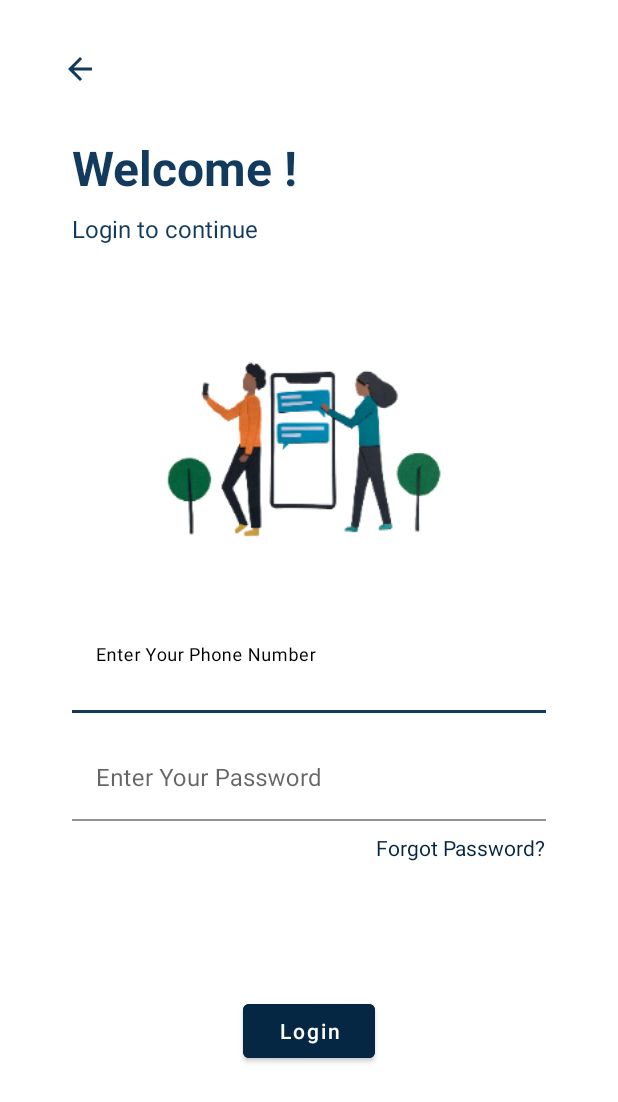
After one commit to Ponnya/PADC_WeChat, an Android app: the LoginActivity screen opened directly, with no data from a screen before it, on a phone screen of 412 x 824 dp. The commit adds this screen. Shown: the top 1102 px of the screen. Run offline under Robolectric (Android 15) with nearby library versions, the phone set to English and light mode, and no system bars.

Commit message:
-add LoginScreen
Signed-off-by: Ponnya <mr.ponnya@gmail.com>

```diff
--- /dev/null
+++ b/app/src/main/java/com/padc/ponnya/wechat/activities/BasicAbstractActivity.kt
@@ -0,0 +1,15 @@
+package com.padc.ponnya.wechat.activities
+
+
+import androidx.appcompat.app.AppCompatActivity
+import androidx.lifecycle.ViewModelProvider
+import com.padc.ponnya.wechat.mvp.presenters.AbstractBasePresenter
+import com.padc.ponnya.wechat.mvp.views.BaseView
+
+abstract class BasicAbstractActivity : AppCompatActivity() {
+    inline fun <reified T : AbstractBasePresenter<V>, reified V : BaseView> getPresenter(): T {
+        val presenter = ViewModelProvider(this)[T::class.java]
+        if (this is V) presenter.initView(this)
+        return presenter
+    }
+}
--- /dev/null
+++ b/app/src/main/java/com/padc/ponnya/wechat/activities/LoginActivity.kt
@@ -0,0 +1,20 @@
+package com.padc.ponnya.wechat.activities
+
+import android.content.Context
+import android.content.Intent
+import android.os.Bundle
+import com.padc.ponnya.wechat.databinding.ActivityLoginBinding
+
+class LoginActivity : BasicAbstractActivity() {
+    private lateinit var binding: ActivityLoginBinding
+
+    companion object {
+        fun newIntent(context: Context) = Intent(context, LoginActivity::class.java)
+    }
+
+    override fun onCreate(savedInstanceState: Bundle?) {
+        super.onCreate(savedInstanceState)
+        binding = ActivityLoginBinding.inflate(layoutInflater)
+        setContentView(binding.root)
+    }
+}
--- a/app/src/main/java/com/padc/ponnya/wechat/activities/WelcomeActivity.kt
+++ b/app/src/main/java/com/padc/ponnya/wechat/activities/WelcomeActivity.kt
@@ -1,15 +1,32 @@
 package com.padc.ponnya.wechat.activities
 
 import android.os.Bundle
-import androidx.appcompat.app.AppCompatActivity
 import com.padc.ponnya.wechat.databinding.ActivityWelcomeBinding
+import com.padc.ponnya.wechat.mvp.presenters.Impl.WelcomePresenterImpl
+import com.padc.ponnya.wechat.mvp.presenters.WelcomePresenter
+import com.padc.ponnya.wechat.mvp.views.WelcomeView
 
-class WelcomeActivity : AppCompatActivity() {
+class WelcomeActivity : BasicAbstractActivity(), WelcomeView {
     private lateinit var binding: ActivityWelcomeBinding
+    private lateinit var mPresenter: WelcomePresenter
 
     override fun onCreate(savedInstanceState: Bundle?) {
         super.onCreate(savedInstanceState)
         binding = ActivityWelcomeBinding.inflate(layoutInflater)
         setContentView(binding.root)
+
+        mPresenter = getPresenter<WelcomePresenterImpl, WelcomeView>()
+        setUpListeners()
+        mPresenter.onUiReady(this)
+    }
+
+    private fun setUpListeners() {
+        binding.btnWelcomeLogin.setOnClickListener {
+            mPresenter.onTapLogin()
+        }
+    }
+
+    override fun navigateToLogin() {
+        startActivity(LoginActivity.newIntent(this))
     }
 }
--- /dev/null
+++ b/app/src/main/java/com/padc/ponnya/wechat/mvp/presenters/AbstractBasePresenter.kt
@@ -0,0 +1,12 @@
+package com.padc.ponnya.wechat.mvp.presenters
+
+import androidx.lifecycle.ViewModel
+import com.padc.ponnya.wechat.mvp.views.BaseView
+
+abstract class AbstractBasePresenter<T : BaseView> : BasePresenter<T>, ViewModel() {
+    protected lateinit var mView: T
+
+    override fun initView(view: T) {
+        mView = view
+    }
+}
--- /dev/null
+++ b/app/src/main/java/com/padc/ponnya/wechat/mvp/presenters/BasePresenter.kt
@@ -0,0 +1,9 @@
+package com.padc.ponnya.wechat.mvp.presenters
+
+import androidx.lifecycle.LifecycleOwner
+import com.padc.ponnya.wechat.mvp.views.BaseView
+
+interface BasePresenter<T : BaseView> {
+    fun onUiReady(owner: LifecycleOwner)
+    fun initView(view: T)
+}
--- /dev/null
+++ b/app/src/main/java/com/padc/ponnya/wechat/mvp/presenters/Impl/WelcomePresenterImpl.kt
@@ -0,0 +1,16 @@
+package com.padc.ponnya.wechat.mvp.presenters.Impl
+
+import androidx.lifecycle.LifecycleOwner
+import com.padc.ponnya.wechat.mvp.presenters.AbstractBasePresenter
+import com.padc.ponnya.wechat.mvp.presenters.WelcomePresenter
+import com.padc.ponnya.wechat.mvp.views.WelcomeView
+
+class WelcomePresenterImpl : AbstractBasePresenter<WelcomeView>(), WelcomePresenter {
+    override fun onTapLogin() {
+        mView.navigateToLogin()
+    }
+
+    override fun onUiReady(owner: LifecycleOwner) {
+
+    }
+}
--- /dev/null
+++ b/app/src/main/java/com/padc/ponnya/wechat/mvp/presenters/WelcomePresenter.kt
@@ -0,0 +1,7 @@
+package com.padc.ponnya.wechat.mvp.presenters
+
+import com.padc.ponnya.wechat.mvp.views.WelcomeView
+
+interface WelcomePresenter : BasePresenter<WelcomeView> {
+    fun onTapLogin()
+}
--- /dev/null
+++ b/app/src/main/java/com/padc/ponnya/wechat/mvp/views/BaseView.kt
@@ -0,0 +1,3 @@
+package com.padc.ponnya.wechat.mvp.views
+
+interface BaseView
--- /dev/null
+++ b/app/src/main/java/com/padc/ponnya/wechat/mvp/views/WelcomeView.kt
@@ -0,0 +1,5 @@
+package com.padc.ponnya.wechat.mvp.views
+
+interface WelcomeView : BaseView {
+    fun navigateToLogin()
+}
--- /dev/null
+++ b/app/src/main/res/drawable/ic_baseline_arrow_blue_24dp.xml
@@ -0,0 +1,11 @@
+<vector xmlns:android="http://schemas.android.com/apk/res/android"
+    android:width="24dp"
+    android:height="24dp"
+    android:autoMirrored="true"
+    android:tint="#113A5D"
+    android:viewportWidth="24"
+    android:viewportHeight="24">
+    <path
+        android:fillColor="@android:color/white"
+        android:pathData="M20,11H7.83l5.59,-5.59L12,4l-8,8 8,8 1.41,-1.41L7.83,13H20v-2z" />
+</vector>
--- /dev/null
+++ b/app/src/main/res/layout/activity_login.xml
@@ -0,0 +1,136 @@
+<?xml version="1.0" encoding="utf-8"?>
+<androidx.constraintlayout.widget.ConstraintLayout xmlns:android="http://schemas.android.com/apk/res/android"
+    xmlns:app="http://schemas.android.com/apk/res-auto"
+    xmlns:tools="http://schemas.android.com/tools"
+    android:layout_width="match_parent"
+    android:layout_height="match_parent"
+    tools:context=".activities.LoginActivity">
+
+    <ImageButton
+        android:id="@+id/btnBack"
+        android:layout_width="@dimen/margin_large"
+        android:layout_height="@dimen/margin_large"
+        android:layout_marginStart="@dimen/margin_medium_2"
+        android:layout_marginTop="@dimen/margin_medium_2"
+        android:backgroundTint="@color/colorPrimary"
+        app:layout_constraintBottom_toBottomOf="parent"
+        app:layout_constraintEnd_toEndOf="parent"
+        app:layout_constraintHorizontal_bias="0.068"
+        app:layout_constraintStart_toStartOf="parent"
+        app:layout_constraintTop_toTopOf="parent"
+        app:layout_constraintVertical_bias="0.023"
+        app:srcCompat="@drawable/ic_baseline_arrow_blue_24dp" />
+
+    <TextView
+        android:id="@+id/tvLoginWelcome"
+        android:layout_width="wrap_content"
+        android:layout_height="wrap_content"
+        android:layout_marginStart="@dimen/margin_xxlarge"
+        android:layout_marginTop="@dimen/margin_xlarge"
+        android:text="@string/text_welcome"
+        android:textColor="@color/colorSecondaryLight"
+        android:textSize="@dimen/text_heading_2x"
+        android:textStyle="bold"
+        app:layout_constraintStart_toStartOf="parent"
+        app:layout_constraintTop_toBottomOf="@+id/btnBack" />
+
+    <TextView
+        android:id="@+id/tvLoignToContinue"
+        android:layout_width="wrap_content"
+        android:layout_height="wrap_content"
+        android:layout_marginTop="@dimen/margin_medium"
+        android:text="@string/text_login_to_continue"
+        android:textColor="@color/colorSecondaryLight"
+        android:textSize="@dimen/text_regular_2x"
+        app:layout_constraintStart_toStartOf="@+id/tvLoginWelcome"
+        app:layout_constraintTop_toBottomOf="@+id/tvLoginWelcome" />
+
+    <ImageView
+        android:id="@+id/ivLogin"
+        android:layout_width="@dimen/width_login_image"
+        android:layout_height="@dimen/height_login_image"
+        app:layout_constraintBottom_toTopOf="@+id/textInputLayoutLoginPhone"
+        app:layout_constraintEnd_toEndOf="parent"
+        app:layout_constraintHorizontal_bias="0.5"
+        app:layout_constraintStart_toStartOf="parent"
+        app:layout_constraintTop_toBottomOf="@+id/tvLoignToContinue"
+        app:layout_constraintVertical_bias="0.5"
+        app:layout_constraintVertical_chainStyle="packed"
+        app:srcCompat="@drawable/login_screen" />
+
+    <com.google.android.material.textfield.TextInputLayout
+        android:id="@+id/textInputLayoutLoginPhone"
+        android:layout_width="match_parent"
+        android:layout_height="wrap_content"
+        android:layout_marginStart="@dimen/margin_xxlarge"
+        android:layout_marginEnd="@dimen/margin_xxlarge"
+        android:hint="@string/text_enter_phone_numb"
+        app:boxBackgroundColor="@null"
+        app:boxStrokeColor="@color/colorSecondaryLight"
+        app:hintTextColor="@color/black"
+        app:layout_constraintBottom_toTopOf="@+id/textInputLayoutLoginPassword"
+        app:layout_constraintEnd_toEndOf="parent"
+        app:layout_constraintStart_toStartOf="parent"
+        app:layout_constraintTop_toBottomOf="@+id/tvLoignToContinue"
+        app:layout_constraintVertical_bias="0.48000002"
+        app:layout_constraintVertical_chainStyle="packed">
+
+        <com.google.android.material.textfield.TextInputEditText
+            android:id="@+id/edtLoginPhone"
+            android:layout_width="match_parent"
+            android:layout_height="wrap_content"
+            android:inputType="phone"
+            android:textColor="@color/colorSecondaryLight"
+            android:textSize="@dimen/text_regular_2x" />
+    </com.google.android.material.textfield.TextInputLayout>
+
+    <com.google.android.material.textfield.TextInputLayout
+        android:id="@+id/textInputLayoutLoginPassword"
+        android:layout_width="0dp"
+        android:layout_height="wrap_content"
+        android:layout_marginTop="@dimen/margin_medium_2"
+        android:hint="@string/label_enter_password"
+        app:boxBackgroundColor="@null"
+        app:boxStrokeColor="@color/colorSecondaryLight"
+        app:hintTextColor="@color/black"
+        app:layout_constraintBottom_toBottomOf="parent"
+        app:layout_constraintEnd_toEndOf="@+id/textInputLayoutLoginPhone"
+        app:layout_constraintStart_toStartOf="@+id/textInputLayoutLoginPhone"
+        app:layout_constraintTop_toBottomOf="@+id/textInputLayoutLoginPhone">
+
+        <com.google.android.material.textfield.TextInputEditText
+            android:id="@+id/edtLoginPassword"
+            android:layout_width="match_parent"
+            android:layout_height="wrap_content"
+            android:textColor="@color/colorSecondaryLight"
+            android:textSize="@dimen/text_regular_2x" />
+    </com.google.android.material.textfield.TextInputLayout>
+
+    <TextView
+        android:id="@+id/tvForgetPassword"
+        android:layout_width="wrap_content"
+        android:layout_height="wrap_content"
+        android:layout_marginTop="@dimen/margin_medium"
+        android:text="@string/label_forget_password"
+        android:textColor="@color/colorSecondary"
+        app:layout_constraintEnd_toEndOf="@+id/textInputLayoutLoginPassword"
+        app:layout_constraintTop_toBottomOf="@+id/textInputLayoutLoginPassword" />
+
+    <Button
+        android:id="@+id/btnLogin"
+        android:layout_width="wrap_content"
+        android:layout_height="wrap_content"
+        android:layout_marginTop="@dimen/margin_large"
+        android:layout_marginBottom="@dimen/margin_xxlarge"
+        android:backgroundTint="@color/colorSecondary"
+        android:paddingStart="@dimen/margin_large"
+        android:paddingEnd="@dimen/margin_large"
+        android:text="@string/btn_text_login"
+        android:textAllCaps="false"
+        app:layout_constraintBottom_toBottomOf="parent"
+        app:layout_constraintEnd_toEndOf="parent"
+        app:layout_constraintStart_toStartOf="parent"
+        app:layout_constraintTop_toBottomOf="@+id/tvForgetPassword" />
+
+
+</androidx.constraintlayout.widget.ConstraintLayout>
--- a/app/src/main/res/layout/activity_welcome.xml
+++ b/app/src/main/res/layout/activity_welcome.xml
@@ -60,14 +60,14 @@
         android:textAllCaps="false"
         android:textColor="@color/colorSecondaryLight"
         app:layout_constraintBottom_toBottomOf="parent"
-        app:layout_constraintEnd_toStartOf="@+id/btnLogin"
+        app:layout_constraintEnd_toStartOf="@+id/btnWelcomeLogin"
         app:layout_constraintHorizontal_bias="0.5"
         app:layout_constraintStart_toStartOf="parent"
         app:strokeColor="@color/colorSecondaryLight"
         app:strokeWidth="@dimen/stroke_btn" />
 
     <Button
-        android:id="@+id/btnLogin"
+        android:id="@+id/btnWelcomeLogin"
         android:layout_width="wrap_content"
         android:layout_height="wrap_content"
         android:backgroundTint="@color/colorSecondaryLight"
--- a/app/src/main/res/values/dimens.xml
+++ b/app/src/main/res/values/dimens.xml
@@ -30,4 +30,6 @@
     <dimen name="text_big_3x">80sp</dimen>
     <dimen name="stroke_btn">1dp</dimen>
     <dimen name="text_regular_2xx">18sp</dimen>
+    <dimen name="width_login_image">200dp</dimen>
+    <dimen name="height_login_image">195dp</dimen>
 </resources>
--- a/app/src/main/res/values/strings.xml
+++ b/app/src/main/res/values/strings.xml
@@ -4,4 +4,9 @@
     <string name="text_welcome_2">End-to-end secured messaging app with Social Elements</string>
     <string name="btn_text_sign_up">Sign Up</string>
     <string name="btn_text_login">Login</string>
+    <string name="text_welcome">Welcome !</string>
+    <string name="text_login_to_continue">Login to continue</string>
+    <string name="text_enter_phone_numb">Enter Your Phone Number</string>
+    <string name="label_enter_password">Enter Your Password</string>
+    <string name="label_forget_password">Forgot Password?</string>
 </resources>
```
Also changed, not shown: app/src/main/AndroidManifest.xml (+7 -0 lines), app/src/main/res/drawable-xxxhdpi/login_screen.png (added). Lines whose indentation alone changed are shown as unchanged.
